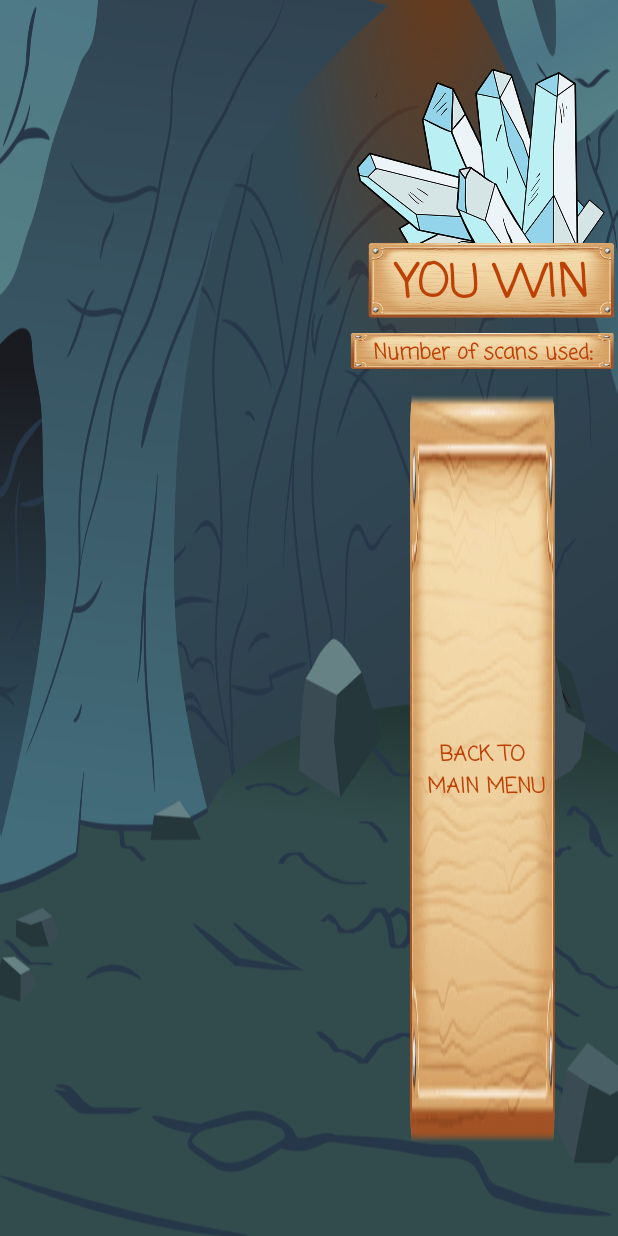
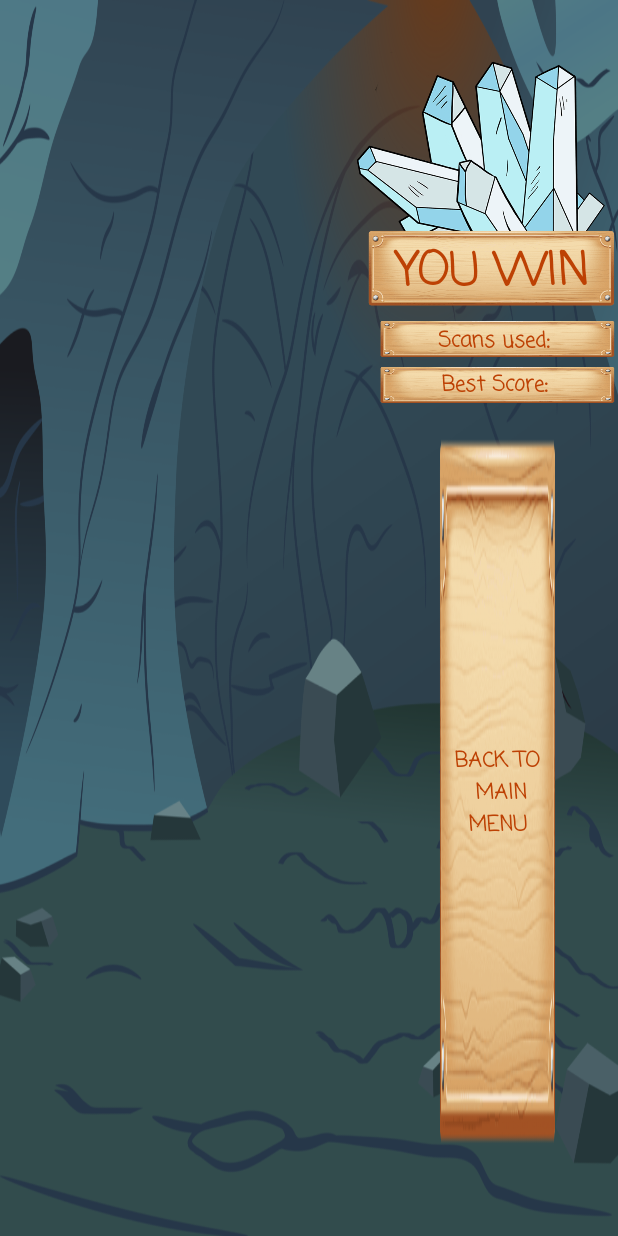
Before and after one commit to jevidin/GemMine, an Android app: the layout congratulations_layout.xml on its own in the app's theme, with its tools: preview values and no code run, on a phone screen of 412 x 824 dp. Run offline under Robolectric (Android 15) with nearby library versions, the phone set to English and light mode, and no system bars.

Commit message:
[jzl5] Implement saving highscores
Through SharedPrefs

```diff
--- a/app/src/main/java/com/example/assignment3/OptionsActivity.java
+++ b/app/src/main/java/com/example/assignment3/OptionsActivity.java
@@ -32,6 +32,7 @@ public class OptionsActivity extends AppCompatActivity {
         RadioGroup group = findViewById(R.id.radio_group_gems);
         int[] number_of_gems_array = getResources().getIntArray(R.array.number_of_gems);
         for(int i = 0; i < number_of_gems_array.length; i++){
+            final int index = i;
             final int selected_gem_amount = number_of_gems_array[i];
             RadioButton btn = new RadioButton(this);
             btn.setText("" + selected_gem_amount);
@@ -39,6 +40,7 @@ public class OptionsActivity extends AppCompatActivity {
                 @Override
                 public void onClick(View v) {
                     saveGemAmount(selected_gem_amount);
+                    //optionsInstance.setScoresIndex(index);
                 }
             });
             group.addView(btn);
--- a/app/src/main/res/layout/congratulations_layout.xml
+++ b/app/src/main/res/layout/congratulations_layout.xml
@@ -10,12 +10,23 @@
 
     <ImageView
         android:id="@+id/img_score"
-        android:layout_width="206dp"
+        android:layout_width="169dp"
         android:layout_height="25dp"
         android:layout_below="@+id/img_win"
         android:layout_alignParentStart="true"
-        android:layout_marginStart="231dp"
+        android:layout_marginStart="251dp"
         android:layout_marginTop="-19dp"
+        android:scaleType="fitXY"
+        app:srcCompat="@drawable/sign1" />
+
+    <ImageView
+        android:id="@+id/img_highscore"
+        android:layout_width="169dp"
+        android:layout_height="25dp"
+        android:layout_below="@+id/img_score"
+        android:layout_alignParentStart="true"
+        android:layout_marginStart="251dp"
+        android:layout_marginTop="5dp"
         android:scaleType="fitXY"
         app:srcCompat="@drawable/sign1" />
 
@@ -23,12 +34,12 @@
         android:id="@+id/btn_back"
         android:layout_width="126dp"
         android:layout_height="wrap_content"
-        android:layout_below="@+id/img_win"
+        android:layout_below="@+id/img_highscore"
         android:layout_alignStart="@+id/txt_score"
         android:layout_alignEnd="@+id/txt_score"
         android:layout_alignParentBottom="true"
         android:layout_marginStart="27dp"
-        android:layout_marginTop="14dp"
+        android:layout_marginTop="15dp"
         android:layout_marginEnd="27dp"
         android:layout_marginBottom="50dp"
         android:background="@drawable/sign1"
@@ -46,7 +57,7 @@
         android:layout_alignParentStart="true"
         android:layout_alignParentTop="true"
         android:layout_marginStart="229dp"
-        android:layout_marginTop="20dp"
+        android:layout_marginTop="15dp"
         app:srcCompat="@drawable/gem1" />
 
     <ImageView
@@ -56,7 +67,7 @@
         android:layout_alignParentStart="true"
         android:layout_alignParentTop="true"
         android:layout_marginStart="243dp"
-        android:layout_marginTop="133dp"
+        android:layout_marginTop="125dp"
         app:srcCompat="@drawable/sign1" />
 
     <TextView
@@ -92,12 +103,28 @@
         android:layout_marginEnd="13dp"
         android:layout_marginBottom="1dp"
         android:fontFamily="casual"
-        android:text="Number of scans used:"
+        android:text="@string/scans_used"
+        android:textAlignment="center"
+        android:textColor="#BD4104"
+        android:textStyle="bold" />
+
+    <TextView
+        android:id="@+id/txt_highscore"
+        android:layout_width="wrap_content"
+        android:layout_height="wrap_content"
+        android:layout_alignStart="@+id/img_highscore"
+        android:layout_alignTop="@+id/img_highscore"
+        android:layout_alignEnd="@+id/img_highscore"
+        android:layout_alignBottom="@+id/img_highscore"
+        android:layout_marginStart="0dp"
+        android:layout_marginTop="2dp"
+        android:layout_marginEnd="0dp"
+        android:layout_marginBottom="0dp"
+        android:fontFamily="casual"
+        android:text="@string/highscore"
         android:textAlignment="center"
         android:textColor="#BD4104"
         android:textStyle="bold" />
 
 
-
-
 </RelativeLayout>
--- a/app/src/main/res/values/strings.xml
+++ b/app/src/main/res/values/strings.xml
@@ -2,4 +2,6 @@
     <string name="app_name">Assignment3</string>
     <string name="txtFound"> </string>
     <string name="txtScanned"> </string>
+    <string name="highscore">"Best Score: "</string>
+    <string name="scans_used">"Scans used: "</string>
 </resources>
```
Also changed, not shown: app/src/main/java/com/example/assignment3/GameActivity.java (+28 -7 lines), app/src/main/java/com/example/assignment3/model/Options.java (+78 -0 lines).
